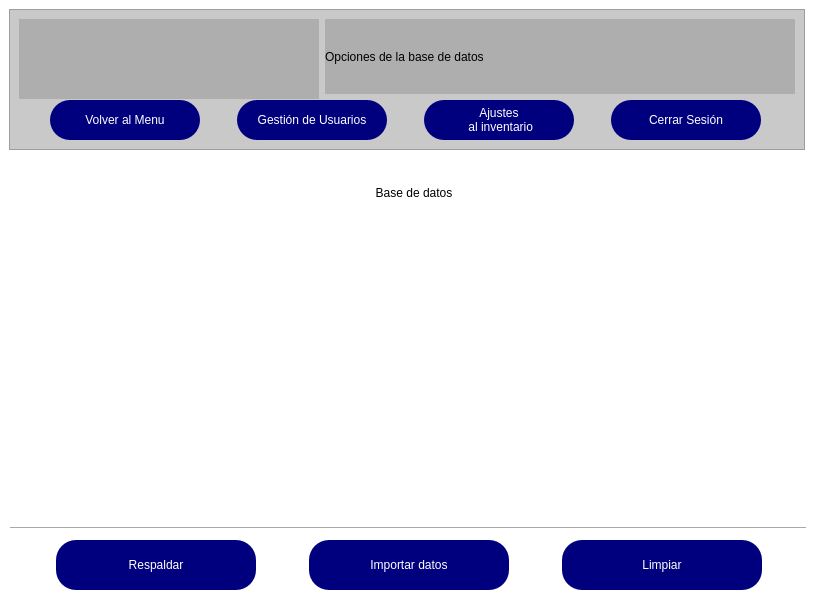
juliosi02/YSR-Control-de-Inventario, file ui/bdd.ui: the form before one commit.
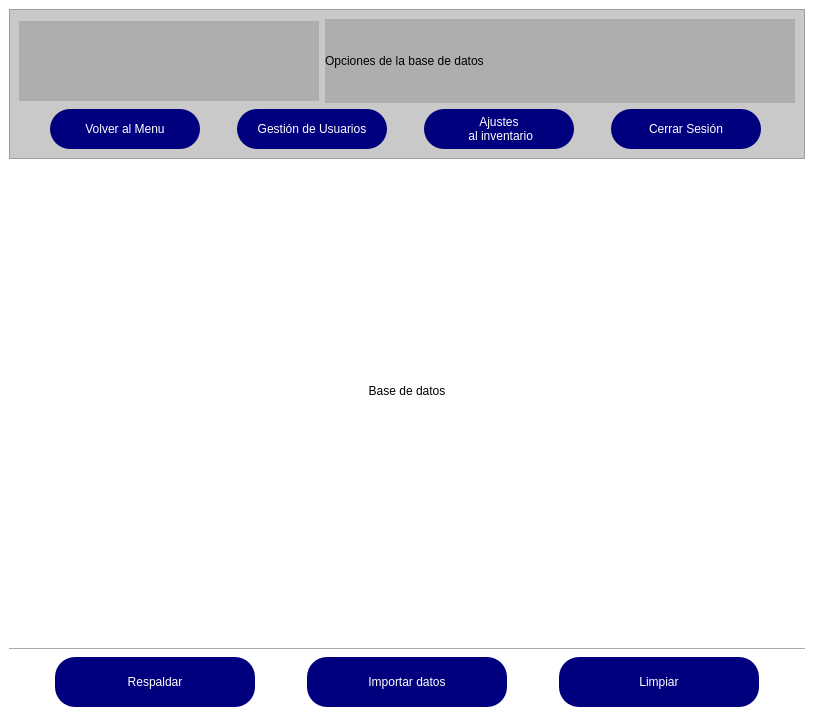
The form after the commit. Icons and pictures are not drawn.

The edit to the form file:
```diff
--- a/ui/bdd.ui
+++ b/ui/bdd.ui
@@ -7,7 +7,7 @@
     <x>0</x>
     <y>0</y>
     <width>814</width>
-    <height>600</height>
+    <height>716</height>
    </rect>
   </property>
   <property name="minimumSize">
@@ -18,8 +18,8 @@
   </property>
   <property name="maximumSize">
    <size>
-    <width>814</width>
-    <height>600</height>
+    <width>16777215</width>
+    <height>16777215</height>
    </size>
   </property>
   <property name="windowTitle">
@@ -28,26 +28,23 @@
   <property name="styleSheet">
    <string notr="true">background-color: rgb(255, 255, 255);</string>
   </property>
+  <property name="toolButtonStyle">
+   <enum>Qt::ToolButtonIconOnly</enum>
+  </property>
   <widget class="QWidget" name="centralwidget">
+   <layout class="QVBoxLayout" name="verticalLayout_3">
+    <item>
    <widget class="QFrame" name="frame">
-    <property name="geometry">
-     <rect>
-      <x>9</x>
-      <y>9</y>
-      <width>796</width>
-      <height>141</height>
-     </rect>
-    </property>
     <property name="minimumSize">
      <size>
       <width>0</width>
-      <height>0</height>
+        <height>150</height>
      </size>
     </property>
     <property name="maximumSize">
      <size>
       <width>16777215</width>
-      <height>16777215</height>
+        <height>150</height>
      </size>
     </property>
     <property name="styleSheet">
@@ -235,15 +232,24 @@
      </item>
     </layout>
    </widget>
+    </item>
+    <item>
+     <spacer name="verticalSpacer_2">
+      <property name="orientation">
+       <enum>Qt::Vertical</enum>
+      </property>
+      <property name="sizeHint" stdset="0">
+       <size>
+        <width>20</width>
+        <height>58</height>
+       </size>
+      </property>
+     </spacer>
+    </item>
+    <item>
+     <layout class="QVBoxLayout" name="verticalLayout_2">
+      <item>
    <widget class="QLabel" name="label_11">
-    <property name="geometry">
-     <rect>
-      <x>310</x>
-      <y>160</y>
-      <width>208</width>
-      <height>65</height>
-     </rect>
-    </property>
     <property name="styleSheet">
      <string notr="true">font: 48pt &quot;Playbill&quot;;</string>
     </property>
@@ -254,52 +260,24 @@
      <set>Qt::AlignCenter</set>
     </property>
    </widget>
-   <widget class="Line" name="line_2">
-    <property name="geometry">
-     <rect>
-      <x>10</x>
-      <y>520</y>
-      <width>796</width>
-      <height>16</height>
-     </rect>
-    </property>
+      </item>
+      <item>
+       <layout class="QHBoxLayout" name="horizontalLayout_4">
+        <item>
+         <spacer name="horizontalSpacer">
     <property name="orientation">
      <enum>Qt::Horizontal</enum>
     </property>
-   </widget>
-   <widget class="QLabel" name="label">
-    <property name="geometry">
-     <rect>
-      <x>230</x>
-      <y>370</y>
-      <width>141</width>
-      <height>131</height>
-     </rect>
-    </property>
-    <property name="styleSheet">
-     <string notr="true">QLabel{
-background-color:none;
-}</string>
-    </property>
-    <property name="text">
-     <string/>
-    </property>
-    <property name="pixmap">
-     <pixmap>imagenes/base-de-datos.png</pixmap>
-    </property>
-    <property name="scaledContents">
-     <bool>true</bool>
-    </property>
-   </widget>
+          <property name="sizeHint" stdset="0">
+           <size>
+            <width>40</width>
+            <height>20</height>
+           </size>
+          </property>
+         </spacer>
+        </item>
+        <item>
    <widget class="QLabel" name="label_2">
-    <property name="geometry">
-     <rect>
-      <x>310</x>
-      <y>260</y>
-      <width>281</width>
-      <height>231</height>
-     </rect>
-    </property>
     <property name="text">
      <string/>
     </property>
@@ -310,15 +288,45 @@
      <bool>true</bool>
     </property>
    </widget>
-   <widget class="QWidget" name="layoutWidget">
-    <property name="geometry">
-     <rect>
-      <x>9</x>
-      <y>539</y>
-      <width>801</width>
-      <height>52</height>
-     </rect>
-    </property>
+        </item>
+        <item>
+         <spacer name="horizontalSpacer_2">
+          <property name="orientation">
+           <enum>Qt::Horizontal</enum>
+          </property>
+          <property name="sizeHint" stdset="0">
+           <size>
+            <width>40</width>
+            <height>20</height>
+           </size>
+          </property>
+         </spacer>
+        </item>
+       </layout>
+      </item>
+     </layout>
+    </item>
+    <item>
+     <spacer name="verticalSpacer">
+      <property name="orientation">
+       <enum>Qt::Vertical</enum>
+      </property>
+      <property name="sizeHint" stdset="0">
+       <size>
+        <width>20</width>
+        <height>58</height>
+       </size>
+      </property>
+     </spacer>
+    </item>
+    <item>
+     <widget class="Line" name="line_2">
+      <property name="orientation">
+       <enum>Qt::Horizontal</enum>
+      </property>
+     </widget>
+    </item>
+    <item>
     <layout class="QHBoxLayout" name="horizontalLayout">
      <item>
       <widget class="QPushButton" name="btn_respaldar">
@@ -417,7 +425,9 @@
       </widget>
      </item>
     </layout>
-   </widget>
+    </item>
+   </layout>
+   <zorder>label_2</zorder>
    <zorder>layoutWidget</zorder>
    <zorder>frame</zorder>
    <zorder>label_11</zorder>
```
Left out of the diff: 8 changed lines with no effect on the pictures. Lines whose indentation alone changed are shown as unchanged.
